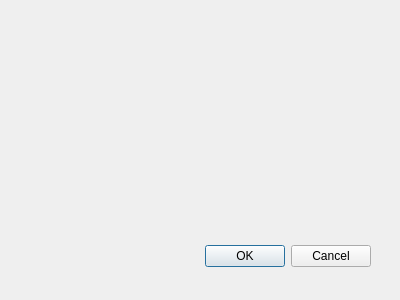
First picture: the form in mohid_grd_generator_dialog_base.ui, repository vascoguita/mohid_grd_generator, before the edit.
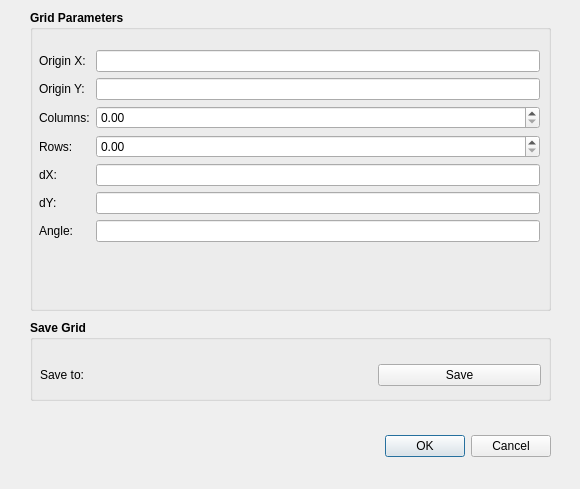
Second picture: the form after the edit. Custom widgets are drawn as their Qt base class.

Commit message: Add Grid Parameters and Save Grid boxes to UI

The edit to the form file:
```diff
--- a/mohid_grd_generator_dialog_base.ui
+++ b/mohid_grd_generator_dialog_base.ui
@@ -1,23 +1,23 @@
 <ui version="4.0" >
  <class>mohid_grd_generatorDialogBase</class>
- <widget class="QDialog" name="mohid_grd_generatorDialogBase" >
-  <property name="geometry" >
+ <widget class="QDialog" name="mohid_grd_generatorDialogBase">
+  <property name="geometry">
    <rect>
     <x>0</x>
     <y>0</y>
-    <width>400</width>
-    <height>300</height>
+    <width>580</width>
+    <height>489</height>
    </rect>
   </property>
   <property name="windowTitle" >
    <string>MOHID Grid Generator</string>
   </property>
-  <widget class="QDialogButtonBox" name="button_box" >
-   <property name="geometry" >
+  <widget class="QDialogButtonBox" name="button_box">
+   <property name="geometry">
     <rect>
      <x>30</x>
-     <y>240</y>
-     <width>341</width>
+     <y>430</y>
+     <width>521</width>
      <height>32</height>
     </rect>
    </property>
@@ -28,7 +28,195 @@
     <set>QDialogButtonBox::Cancel|QDialogButtonBox::Ok</set>
    </property>
   </widget>
+  <widget class="QWidget" name="formLayoutWidget">
+   <property name="geometry">
+    <rect>
+     <x>39</x>
+     <y>50</y>
+     <width>501</width>
+     <height>251</height>
+    </rect>
+   </property>
+   <layout class="QFormLayout" name="formLayout_3">
+    <item row="0" column="0">
+     <widget class="QLabel" name="label_3">
+      <property name="text">
+       <string>Origin X:</string>
+      </property>
+     </widget>
+    </item>
+    <item row="0" column="1">
+     <widget class="QLineEdit" name="lineEdit"/>
+    </item>
+    <item row="1" column="0">
+     <widget class="QLabel" name="label_4">
+      <property name="text">
+       <string>Origin Y:</string>
+      </property>
+     </widget>
+    </item>
+    <item row="1" column="1">
+     <widget class="QLineEdit" name="lineEdit_2"/>
+    </item>
+    <item row="2" column="0">
+     <widget class="QLabel" name="label">
+      <property name="text">
+       <string>Columns:</string>
+      </property>
+     </widget>
+    </item>
+    <item row="2" column="1">
+     <widget class="QgsDoubleSpinBox" name="mQgsDoubleSpinBox_2"/>
+    </item>
+    <item row="3" column="0">
+     <widget class="QLabel" name="label_2">
+      <property name="text">
+       <string>Rows:</string>
+      </property>
+     </widget>
+    </item>
+    <item row="3" column="1">
+     <widget class="QgsDoubleSpinBox" name="mQgsDoubleSpinBox"/>
+    </item>
+    <item row="4" column="0">
+     <widget class="QLabel" name="label_5">
+      <property name="text">
+       <string>dX:</string>
+      </property>
+     </widget>
+    </item>
+    <item row="4" column="1">
+     <widget class="QLineEdit" name="lineEdit_3"/>
+    </item>
+    <item row="5" column="0">
+     <widget class="QLabel" name="label_6">
+      <property name="text">
+       <string>dY:</string>
+      </property>
+     </widget>
+    </item>
+    <item row="5" column="1">
+     <widget class="QLineEdit" name="lineEdit_4"/>
+    </item>
+    <item row="6" column="0">
+     <widget class="QLabel" name="label_7">
+      <property name="text">
+       <string>Angle:</string>
+      </property>
+     </widget>
+    </item>
+    <item row="6" column="1">
+     <widget class="QLineEdit" name="lineEdit_5">
+      <property name="inputMask">
+       <string/>
+      </property>
+     </widget>
+    </item>
+   </layout>
+  </widget>
+  <widget class="QGroupBox" name="groupBox">
+   <property name="geometry">
+    <rect>
+     <x>30</x>
+     <y>320</y>
+     <width>521</width>
+     <height>81</height>
+    </rect>
+   </property>
+   <property name="font">
+    <font>
+     <weight>75</weight>
+     <bold>true</bold>
+    </font>
+   </property>
+   <property name="title">
+    <string>Save Grid</string>
+   </property>
+   <widget class="QWidget" name="gridLayoutWidget">
+    <property name="geometry">
+     <rect>
+      <x>10</x>
+      <y>40</y>
+      <width>501</width>
+      <height>31</height>
+     </rect>
+    </property>
+    <layout class="QGridLayout" name="gridLayout">
+     <item row="0" column="0">
+      <widget class="QLabel" name="label_8">
+       <property name="font">
+        <font>
+         <weight>50</weight>
+         <bold>false</bold>
+        </font>
+       </property>
+       <property name="text">
+        <string>Save to:</string>
+       </property>
+      </widget>
+     </item>
+     <item row="0" column="1">
+      <widget class="QgsExternalResourceWidget" name="mQgsExternalResourceWidget">
+       <property name="font">
+        <font>
+         <weight>50</weight>
+         <bold>false</bold>
+        </font>
+       </property>
+      </widget>
+     </item>
+     <item row="0" column="2">
+      <widget class="QPushButton" name="pushButton">
+       <property name="font">
+        <font>
+         <weight>50</weight>
+         <bold>false</bold>
+        </font>
+       </property>
+       <property name="text">
+        <string>Save</string>
+       </property>
+      </widget>
+     </item>
+    </layout>
+   </widget>
+  </widget>
+  <widget class="QGroupBox" name="groupBox_2">
+   <property name="geometry">
+    <rect>
+     <x>30</x>
+     <y>10</y>
+     <width>521</width>
+     <height>301</height>
+    </rect>
+   </property>
+   <property name="font">
+    <font>
+     <weight>75</weight>
+     <bold>true</bold>
+    </font>
+   </property>
+   <property name="title">
+    <string>Grid Parameters</string>
+   </property>
+  </widget>
+  <zorder>groupBox</zorder>
+  <zorder>groupBox_2</zorder>
+  <zorder>button_box</zorder>
+  <zorder>formLayoutWidget</zorder>
  </widget>
+ <customwidgets>
+  <customwidget>
+   <class>QgsDoubleSpinBox</class>
+   <extends>QDoubleSpinBox</extends>
+   <header>qgsdoublespinbox.h</header>
+  </customwidget>
+  <customwidget>
+   <class>QgsExternalResourceWidget</class>
+   <extends>QWidget</extends>
+   <header>qgsexternalresourcewidget.h</header>
+  </customwidget>
+ </customwidgets>
  <resources/>
  <connections>
   <connection>
```
Left out of the diff: 33 changed lines with no effect on the pictures.
